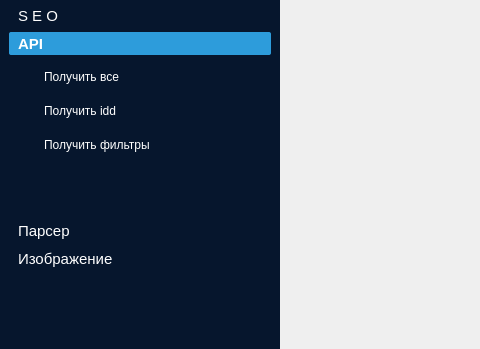
Qt form UI_window.ui (Gatalist/qt_application) before a commit; both pictures show x 0 to 480 and y 117 to 466 of the 1135 by 773 pixel window.
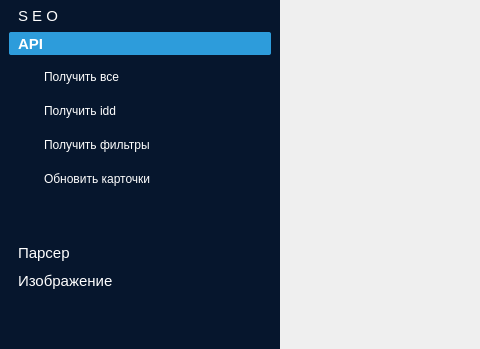
The same form after that commit. Icons and pictures are not drawn.

Commit message: add page update index cards

What changed in the file:
```diff
--- a/UI_window.ui
+++ b/UI_window.ui
@@ -862,7 +862,7 @@
             <x>0</x>
             <y>0</y>
             <width>262</width>
-            <height>135</height>
+            <height>158</height>
            </rect>
           </property>
           <attribute name="icon">
@@ -921,6 +921,17 @@
              </property>
             </widget>
            </item>
+           <item>
+            <widget class="QPushButton" name="api_update_cards">
+             <property name="text">
+              <string>Обновить карточки</string>
+             </property>
+             <property name="icon">
+              <iconset resource="source/resource.qrc">
+               <normaloff>:/icons/icons/convert.svg</normaloff>:/icons/icons/convert.svg</iconset>
+             </property>
+            </widget>
+           </item>
            <item>
             <spacer name="verticalSpacer_6">
              <property name="orientation">
```
Left out of the diff: 26 changed lines with no effect on the pictures. The commit also changes 9 other files.
